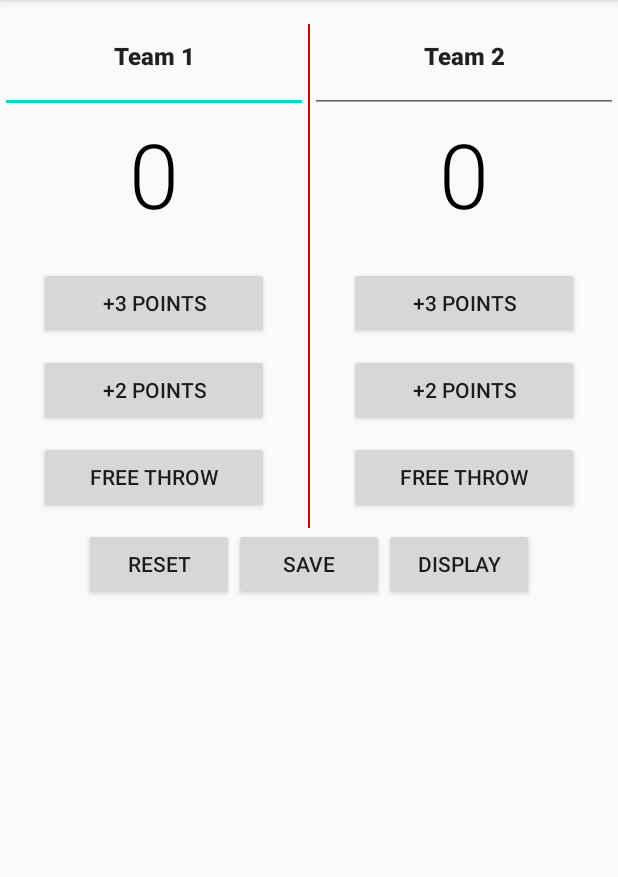
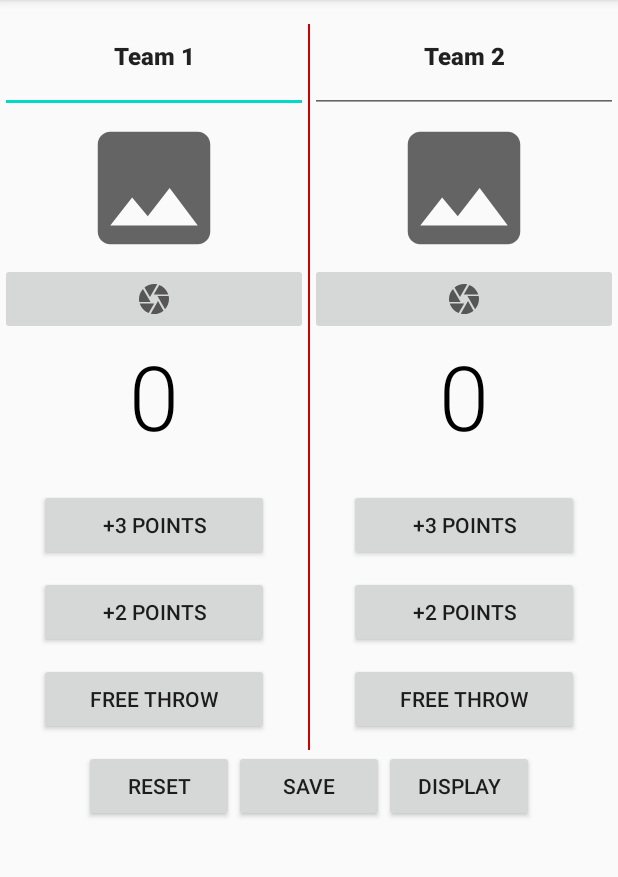
Before and after one commit to Matthew7758/group21_project3, an Android app: the screen it shows after launch (MainActivity), on a phone screen of 412 x 824 dp, the part 84-961 px from its top. Run offline under Robolectric (Android 15) with nearby library versions, the phone set to English and light mode, and no system bars; our stand-ins replace Room's generated code; 1 statement that could not run was skipped.

Commit message:
Added clipart placeholders. Reworked game_fragment.xml. Added repository functions and manifest fileprovider information. Updated GameFragmentViewModel.kt to return files from Games. TODO: Add camera intent and save files.

```diff
--- a/app/src/main/java/com/group21/android/basketballcounter/Game.kt
+++ b/app/src/main/java/com/group21/android/basketballcounter/Game.kt
@@ -17,4 +17,7 @@ data class Game(
     @ColumnInfo(name = "teamAScore") val teamAScore: Int,
     @ColumnInfo(name = "teamBScore") val teamBScore: Int,
     @ColumnInfo(name = "date") val date: Date = Date()
-)
+) {
+    val team1PhotoFileName get() = "IMG1_$id.jpg"
+    val team2PhotoFileName get() = "IMG2_$id.jpg"
+}
--- a/app/src/main/java/com/group21/android/basketballcounter/GameFragment.kt
+++ b/app/src/main/java/com/group21/android/basketballcounter/GameFragment.kt
@@ -9,6 +9,8 @@ import android.util.Log
 import android.view.LayoutInflater
 import android.view.View
 import android.view.ViewGroup
+import android.widget.ImageButton
+import android.widget.ImageView
 import android.widget.Toast
 import android.widget.Toast.LENGTH_SHORT
 import androidx.appcompat.app.AppCompatActivity
@@ -38,6 +40,11 @@ private var savePressed = false
 
 class GameFragment : Fragment() {
     private lateinit var game: Game
+    private lateinit var team1PhotoBtn : ImageButton
+    private lateinit var team2PhotoBtn : ImageButton
+    private lateinit var team1PhotoView : ImageView
+    private lateinit var team2PhotoView : ImageView
+
     private val gameViewModel: GameFragmentViewModel by lazy {
         ViewModelProvider(this).get(GameFragmentViewModel::class.java)
     }
@@ -214,6 +221,10 @@ class GameFragment : Fragment() {
             ft.addToBackStack(null)
             ft.commit()
         }
+        team1PhotoBtn = view.findViewById(R.id.team1ImageBtn) as ImageButton
+        team1PhotoView = view.findViewById(R.id.team1Image) as ImageView
+        team2PhotoBtn = view.findViewById(R.id.team2ImageBtn) as ImageButton
+        team2PhotoView = view.findViewById(R.id.team2Image) as ImageView
         gameViewModel.gameLiveData.observe(
             viewLifecycleOwner,
             Observer { game ->
--- a/app/src/main/java/com/group21/android/basketballcounter/GameRepository.kt
+++ b/app/src/main/java/com/group21/android/basketballcounter/GameRepository.kt
@@ -5,6 +5,7 @@ import android.util.Log
 import androidx.lifecycle.LiveData
 import androidx.room.Room
 import com.group21.android.basketballcounter.database.GameDatabase
+import java.io.File
 import java.lang.IllegalStateException
 import java.util.*
 import java.util.concurrent.Executors
@@ -19,7 +20,7 @@ class GameRepository private constructor(context: Context){
 
     private val gameDao = database.gameDao()
     private val executor = Executors.newSingleThreadExecutor()
-
+    private val filesDir = context.applicationContext.filesDir
     fun getAll(): LiveData<List<Game>> = gameDao.getAll()
     fun getGame(id: UUID): LiveData<Game> = gameDao.findByID(id)
     //TODO: Insert game and delete game
@@ -28,6 +29,8 @@ class GameRepository private constructor(context: Context){
         executor.execute{gameDao.update(game)}}
     fun deleteGame(game: Game) {executor.execute{gameDao.delete(game)}}
     fun addGame(game: Game) {executor.execute{gameDao.insert(game)}}
+    fun getPhoto1File(game: Game): File = File(filesDir, game.team1PhotoFileName)
+    fun getPhoto2File(game: Game): File = File(filesDir, game.team2PhotoFileName)
     companion object {
         private var INSTANCE: GameRepository? = null
         fun initialize(context: Context) {
--- /dev/null
+++ b/app/src/main/res/drawable/ic_baseline_camera_24.xml
@@ -0,0 +1,10 @@
+<vector xmlns:android="http://schemas.android.com/apk/res/android"
+    android:width="24dp"
+    android:height="24dp"
+    android:viewportWidth="24"
+    android:viewportHeight="24"
+    android:tint="?attr/colorControlNormal">
+  <path
+      android:fillColor="@android:color/white"
+      android:pathData="M9.4,10.5l4.77,-8.26C13.47,2.09 12.75,2 12,2c-2.4,0 -4.6,0.85 -6.32,2.25l3.66,6.35 0.06,-0.1zM21.54,9c-0.92,-2.92 -3.15,-5.26 -6,-6.34L11.88,9h9.66zM21.8,10h-7.49l0.29,0.5 4.76,8.25C21,16.97 22,14.61 22,12c0,-0.69 -0.07,-1.35 -0.2,-2zM8.54,12l-3.9,-6.75C3.01,7.03 2,9.39 2,12c0,0.69 0.07,1.35 0.2,2h7.49l-1.15,-2zM2.46,15c0.92,2.92 3.15,5.26 6,6.34L12.12,15L2.46,15zM13.73,15l-3.9,6.76c0.7,0.15 1.42,0.24 2.17,0.24 2.4,0 4.6,-0.85 6.32,-2.25l-3.66,-6.35 -0.93,1.6z"/>
+</vector>
--- /dev/null
+++ b/app/src/main/res/drawable/ic_baseline_image_24.xml
@@ -0,0 +1,5 @@
+<vector android:height="500dp" android:tint="?attr/colorControlNormal"
+    android:viewportHeight="24" android:viewportWidth="24"
+    android:width="500dp" xmlns:android="http://schemas.android.com/apk/res/android">
+    <path android:fillColor="@android:color/white" android:pathData="M21,19V5c0,-1.1 -0.9,-2 -2,-2H5c-1.1,0 -2,0.9 -2,2v14c0,1.1 0.9,2 2,2h14c1.1,0 2,-0.9 2,-2zM8.5,13.5l2.5,3.01L14.5,12l4.5,6H5l3.5,-4.5z"/>
+</vector>
--- a/app/src/main/res/layout/game_fragment.xml
+++ b/app/src/main/res/layout/game_fragment.xml
@@ -4,6 +4,7 @@
     android:layout_width="match_parent"
     android:layout_height="match_parent"
     tools:context=".GameFragment">
+
     <LinearLayout
         android:layout_width="wrap_content"
         android:layout_height="wrap_content"
@@ -32,13 +33,28 @@
                         android:layout_width="match_parent"
                         android:layout_height="match_parent"
                         android:ems="12"
-                        android:singleLine="true"
                         android:fontFamily="sans-serif-black"
                         android:gravity="center"
+                        android:singleLine="true"
                         android:text="@string/team1Name"
                         android:textAlignment="center"
                         android:textSize="16sp" />
                 </LinearLayout>
+
+                <ImageView
+                    android:id="@+id/team1Image"
+                    android:layout_width="match_parent"
+                    android:layout_height="100dp"
+                    android:contentDescription="@string/team1Name"
+                    android:src="@drawable/ic_baseline_image_24" />
+
+                <ImageButton
+                    android:id="@+id/team1ImageBtn"
+                    android:layout_width="match_parent"
+                    android:layout_height="wrap_content"
+                    android:minHeight="48dp"
+                    android:src="@drawable/ic_baseline_camera_24"
+                    tools:ignore="SpeakableTextPresentCheck" />
 
                 <TextView
                     android:id="@+id/team1Score"
@@ -101,13 +117,28 @@
                         android:layout_width="match_parent"
                         android:layout_height="match_parent"
                         android:ems="12"
-                        android:singleLine="true"
                         android:fontFamily="sans-serif-black"
                         android:gravity="center"
+                        android:singleLine="true"
                         android:text="@string/team2Name"
                         android:textAlignment="center"
                         android:textSize="16sp" />
                 </LinearLayout>
+
+                <ImageView
+                    android:id="@+id/team2Image"
+                    android:layout_width="match_parent"
+                    android:layout_height="100dp"
+                    android:contentDescription="@string/team1Name"
+                    android:src="@drawable/ic_baseline_image_24" />
+
+                <ImageButton
+                    android:id="@+id/team2ImageBtn"
+                    android:layout_width="match_parent"
+                    android:layout_height="wrap_content"
+                    android:minHeight="48dp"
+                    android:src="@drawable/ic_baseline_camera_24"
+                    tools:ignore="SpeakableTextPresentCheck" />
 
                 <TextView
                     android:id="@+id/team2Score"
--- /dev/null
+++ b/app/src/main/res/xml/files.xml
@@ -0,0 +1,6 @@
+<?xml version="1.0" encoding="utf-8"?>
+<paths>
+    <files-path
+        name="game_photos"
+        path="." />
+</paths>
```
Also changed, not shown: app/src/main/AndroidManifest.xml (+10 -0 lines), app/src/main/java/com/group21/android/basketballcounter/GameFragmentViewModel.kt (+7 -0 lines).
